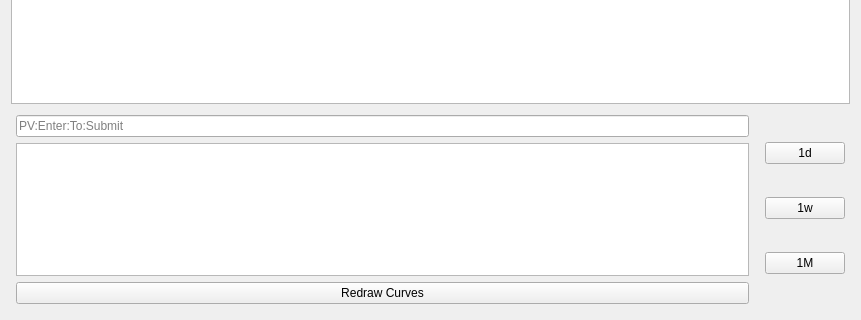
Above: atef/ui/archive_viewer_widget.ui from pcdshub/atef before the change; both pictures show x 0 to 861 and y 306 to 626 of the 861 by 626 pixel window. Below: the same form after it.
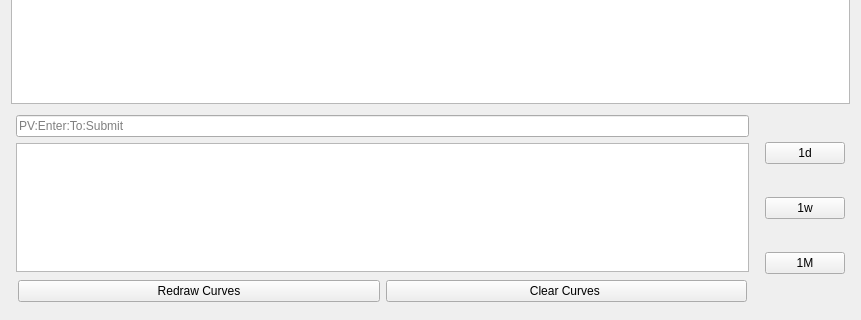
That is the form after the change. Custom widgets are drawn as their Qt base class.

Commit message: ENH: add clear curves button, with icons

What changed in the file:
```diff
--- a/atef/ui/archive_viewer_widget.ui
+++ b/atef/ui/archive_viewer_widget.ui
@@ -57,11 +57,34 @@
         <widget class="QTableView" name="curve_list"/>
        </item>
        <item>
+        <layout class="QHBoxLayout" name="list_ctrl_layout">
+         <property name="leftMargin">
+          <number>2</number>
+         </property>
+         <property name="topMargin">
+          <number>2</number>
+         </property>
+         <property name="rightMargin">
+          <number>2</number>
+         </property>
+         <property name="bottomMargin">
+          <number>2</number>
+         </property>
+         <item>
         <widget class="QPushButton" name="redraw_button">
          <property name="text">
           <string>Redraw Curves</string>
          </property>
         </widget>
+         </item>
+         <item>
+          <widget class="QPushButton" name="clear_button">
+           <property name="text">
+            <string>Clear Curves </string>
+           </property>
+          </widget>
+         </item>
+        </layout>
        </item>
       </layout>
      </item>
```
Lines whose indentation alone changed are shown as unchanged. The commit also changes 1 other file.
